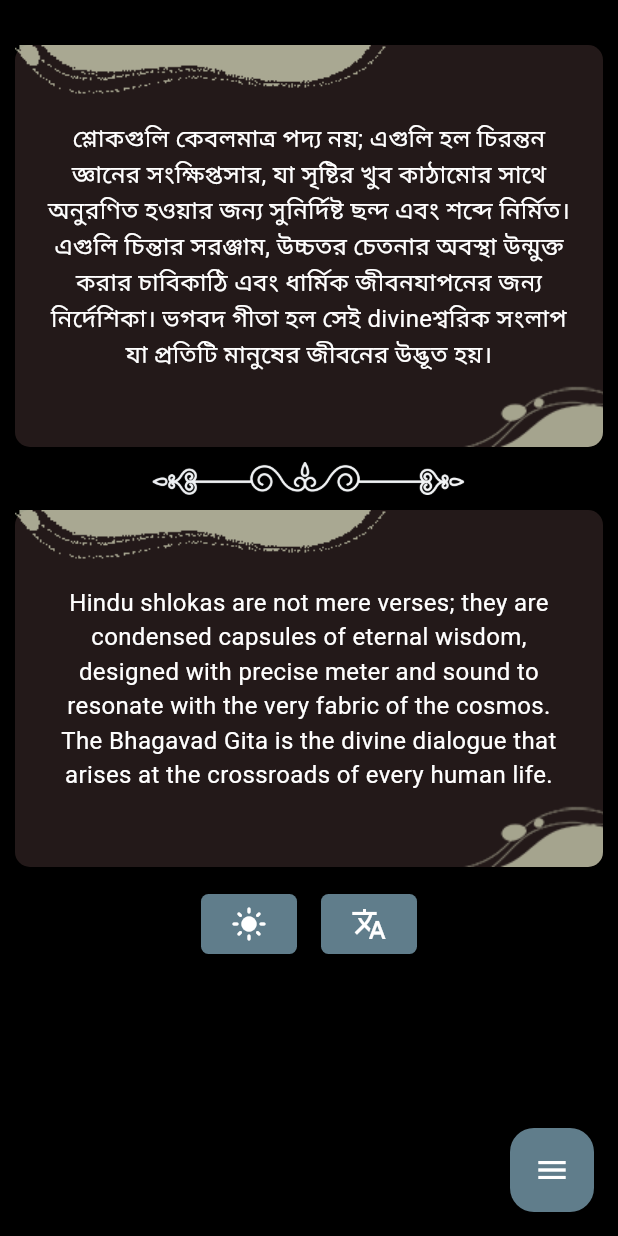
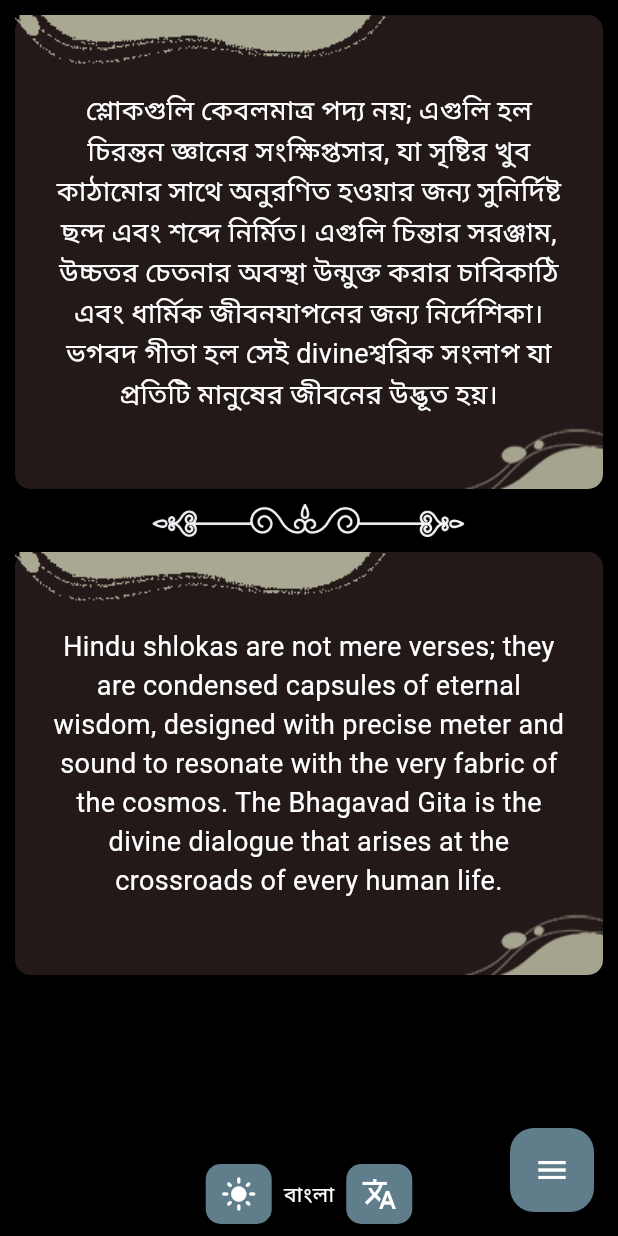
Before and after one commit to bipulcn/shloka_app, a Flutter app: the screen it shows after launch, on a phone screen of 412 x 824 dp. Run offline on Flutter 3.47's test engine with Material 3 defaults, Android fonts, the light colour scheme and no system bars; our stand-ins replace sqflite; missing offline and left inert: float_column; accounts and stored records are empty; statements that could not run were skipped.

Commit message:
Update on design

```diff
--- a/lib/component/buttons.dart
+++ b/lib/component/buttons.dart
@@ -24,9 +24,9 @@
       icon: Container(
         decoration: BoxDecoration(
           color: Colors.blueGrey,
-          borderRadius: BorderRadius.circular(5),
+          borderRadius: BorderRadius.circular(10),
         ),
-        padding: EdgeInsets.symmetric(horizontal: 20, vertical: 8),
+        padding: EdgeInsets.symmetric(horizontal: 10, vertical: 8),
         child: Icon(icn, color: Colors.white),
       ),
     );
--- a/lib/component/textstyle.dart
+++ b/lib/component/textstyle.dart
@@ -31,6 +31,13 @@
     fontWeight: FontWeight.w600,
     color: dk == true ? Colors.white : Colors.black,
   );
+  static TextStyle word({bool dk = true}) => TextStyle(
+    fontSize: 18,
+    fontWeight: FontWeight.w600,
+    color: dk == true ? Colors.orange : Colors.teal,
+  );
   static TextStyle txt({bool dk = true}) =>
       TextStyle(fontSize: 16, color: dk == true ? Colors.white : Colors.black);
+  static TextStyle shlok({bool dk = true}) =>
+      TextStyle(fontSize: 18, color: dk == true ? Colors.white : Colors.black);
 }
--- a/lib/pages/homepage.dart
+++ b/lib/pages/homepage.dart
@@ -2,6 +2,7 @@
 import 'package:slokas/component/buttons.dart';
 import 'package:slokas/component/decorate.dart';
 import 'package:slokas/component/decoreate.dart';
+import 'package:slokas/component/textstyle.dart';
 import 'package:slokas/data/get_tracks.dart';
 import 'package:slokas/data/models/tracks.dart';
 import 'package:slokas/parts/floating_btn.dart';
@@ -64,14 +65,11 @@
       backgroundColor: dark ? Clr.dPri : Clr.lPri,
       // appBar: AppBar(title: Text("This is app bar")),
       body: SafeArea(
-        child: SingleChildScrollView(
+        child: Stack(
+          children: [
+            SingleChildScrollView(
               child: Column(
-            mainAxisAlignment: MainAxisAlignment.spaceEvenly,
                 children: [
-              Text(
-                "Bengali",
-                style: TextStyle(color: dark ? Colors.black : Colors.white),
-              ),
                   lang
                       ? Decor().rBox(
                           Dec.bdyTx(
@@ -95,19 +93,29 @@
                     ),
                     dark,
                   ),
-              Row(
+                ],
+              ),
+            ),
+            Align(
+              alignment: Alignment.bottomCenter,
+              child: Row(
                 mainAxisAlignment: MainAxisAlignment.center,
                 children: [
                   Btn.iBtn(dark ? Icons.light_mode : Icons.dark_mode, () {
                     setTheme();
                   }),
+
+                  Text(
+                    lang ? "বাংলা" : 'संस्कृत',
+                    style: TextStyle(color: dark ? Colors.white : Colors.black),
+                  ),
                   Btn.iBtn(Icons.translate, () {
                     setLanguage();
                   }),
                 ],
               ),
+            ),
           ],
-          ),
         ),
       ),
       floatingActionButton: FloatingBtn(),
--- a/lib/parts/floating_btn.dart
+++ b/lib/parts/floating_btn.dart
@@ -19,64 +19,51 @@
             backgroundColor: Colors.blueGrey,
             foregroundColor: Colors.white,
             heroTag: "btn1",
-            mini: true,
             onPressed: () {
               Navigator.pushReplacementNamed(context, '/');
             },
-            child: const Icon(Icons.book),
+            child: const Icon(Icons.home),
           ),
           const SizedBox(height: 10),
           FloatingActionButton(
             backgroundColor: Colors.blueGrey,
             foregroundColor: Colors.white,
             heroTag: "btn2",
-            mini: true,
             onPressed: () {
               Navigator.pushReplacementNamed(context, '/short');
             },
-            child: const Icon(Icons.line_style),
+            child: Icon(Icons.short_text),
           ),
           const SizedBox(height: 10),
           FloatingActionButton(
             backgroundColor: Colors.blueGrey,
             foregroundColor: Colors.white,
             heroTag: "btn3",
-            mini: true,
             onPressed: () {
               Navigator.pushReplacementNamed(context, '/long');
             },
-            child: const Icon(Icons.donut_large),
+            child: Icon(Icons.subject),
+          ),
+          const SizedBox(height: 10),
+          FloatingActionButton.extended(
+            backgroundColor: Colors.blueGrey,
+            foregroundColor: Colors.white,
+            heroTag: "btn4",
+            onPressed: () {
+              Navigator.pushReplacementNamed(context, '/gita');
+            },
+            icon: null,
+            label: Text("Gita"),
           ),
           const SizedBox(height: 10),
           FloatingActionButton(
             backgroundColor: Colors.blueGrey,
             foregroundColor: Colors.white,
-            heroTag: "btn4",
-            mini: true,
-            onPressed: () {
-              Navigator.pushReplacementNamed(context, '/gita');
-            },
-            child: const Icon(Icons.gite_sharp),
-          ),
-          // const SizedBox(height: 10),
-          // FloatingActionButton(
-          //   heroTag: "btn5",
-          //   mini: true,
-          //   onPressed: () {
-          //     Navigator.pushReplacementNamed(context, '/ram');
-          //   },
-          //   child: const Icon(Icons.gpp_good_outlined),
-          // ),
-          const SizedBox(height: 10),
-          FloatingActionButton(
-            backgroundColor: Colors.blueGrey,
-            foregroundColor: Colors.white,
             heroTag: "btn6",
-            mini: true,
             onPressed: () {
               Navigator.pushReplacementNamed(context, '/word');
             },
-            child: const Icon(Icons.wordpress_sharp),
+            child: const Icon(Icons.translate),
           ),
           const SizedBox(height: 10),
         ],
--- a/pubspec.yaml
+++ b/pubspec.yaml
@@ -36,6 +36,7 @@
   cupertino_icons: ^1.0.8
   sqflite: ^2.3.0
   path_provider: ^2.1.2
+  float_column: ^4.0.3
   # shared_preferences: ^2.5.3
 
 dev_dependencies:
```
Also changed, not shown: lib/component/decorate.dart (+34 -6 lines), lib/pages/gitashloka.dart (+27 -14 lines), lib/pages/longshloka.dart (+23 -8 lines), lib/pages/shortshloka.dart (+24 -8 lines), lib/pages/words.dart (+30 -22 lines), pubspec.lock. Lines whose indentation alone changed are shown as unchanged.
